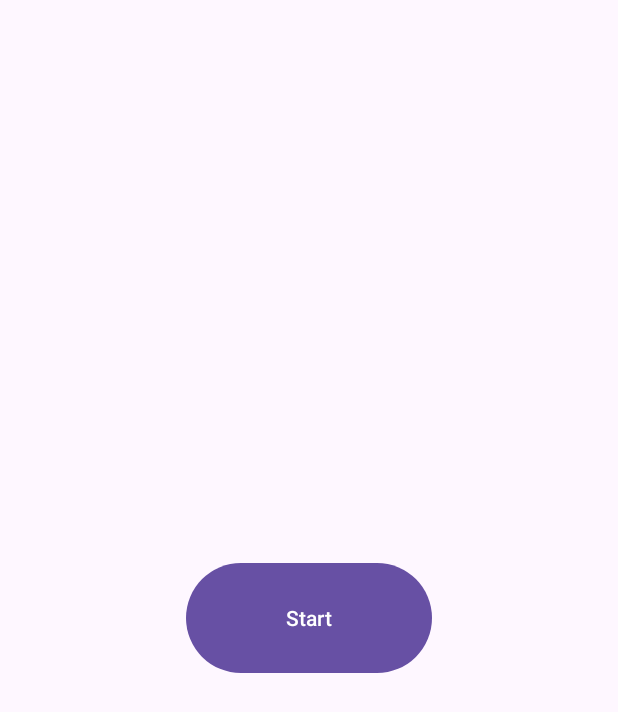
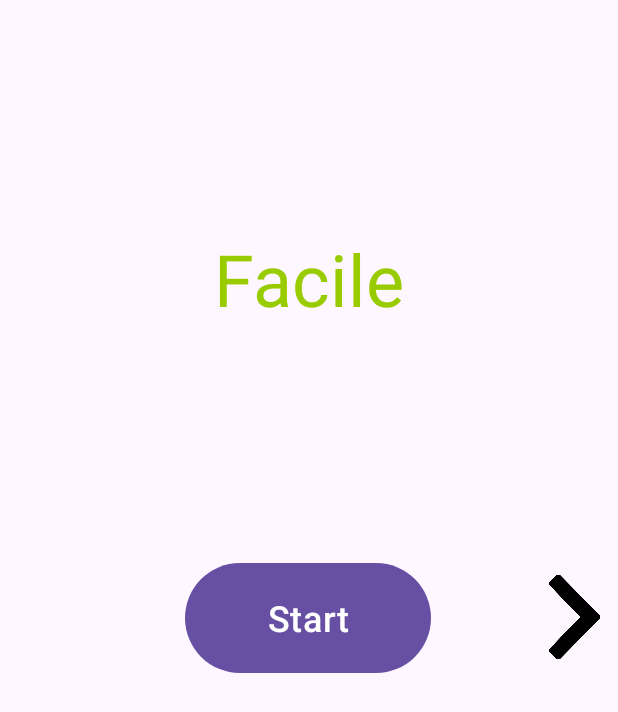
Before and after one commit to Ethan0Stevens/SnakeGame, an Android app: the screen it shows after launch (MainActivity), on a phone screen of 412 x 824 dp. Shown: the top 712 px of the screen. Run offline under Robolectric (Android 15) with nearby library versions, the phone set to English and light mode, and no system bars.

Commit message:
Ajout d'un viewPager pour une selection de difficulté

```diff
--- /dev/null
+++ b/app/src/main/java/com/example/snakegame/CustomPagerAdapter.java
@@ -0,0 +1,46 @@
+package com.example.snakegame;
+
+import android.content.Context;
+import android.view.LayoutInflater;
+import android.view.View;
+import android.view.ViewGroup;
+
+import androidx.viewpager.widget.PagerAdapter;
+
+public class CustomPagerAdapter extends PagerAdapter {
+    private Context mContext;
+
+    public CustomPagerAdapter(Context context) {
+        mContext = context;
+    }
+
+    @Override
+    public Object instantiateItem(ViewGroup collection, int position) {
+        ModelObject modelObject = ModelObject.values()[position];
+        LayoutInflater inflater = LayoutInflater.from(mContext);
+        ViewGroup layout = (ViewGroup) inflater.inflate(modelObject.getLayoutResId(), collection, false);
+        collection.addView(layout);
+        return layout;
+    }
+
+    @Override
+    public void destroyItem(ViewGroup collection, int position, Object view) {
+        collection.removeView((View) view);
+    }
+
+    @Override
+    public int getCount() {
+        return ModelObject.values().length;
+    }
+
+    @Override
+    public boolean isViewFromObject(View view, Object object) {
+        return view == object;
+    }
+
+    @Override
+    public CharSequence getPageTitle(int position) {
+        ModelObject customPagerEnum = ModelObject.values()[position];
+        return mContext.getString(customPagerEnum.getTitleResId());
+    }
+}
--- a/app/src/main/java/com/example/snakegame/MainActivity.java
+++ b/app/src/main/java/com/example/snakegame/MainActivity.java
@@ -1,7 +1,9 @@
 package com.example.snakegame;
 
 import androidx.appcompat.app.AppCompatActivity;
+import androidx.viewpager.widget.ViewPager;
 
+import android.app.Activity;
 import android.content.Intent;
 import android.os.Bundle;
 import android.view.View;
@@ -12,6 +14,9 @@ public class MainActivity extends AppCompatActivity {
     protected void onCreate(Bundle savedInstanceState) {
         super.onCreate(savedInstanceState);
         setContentView(R.layout.activity_main);
+
+        ViewPager viewPager = (ViewPager) findViewById(R.id.viewpager);
+        viewPager.setAdapter(new CustomPagerAdapter(this));
     }
 
     public void startGame(View view) {
--- /dev/null
+++ b/app/src/main/java/com/example/snakegame/ModelObject.java
@@ -0,0 +1,25 @@
+package com.example.snakegame;
+
+public enum ModelObject {
+
+    EASY(R.string.red, R.layout.view_level_easy),
+    MEDIUM(R.string.blue, R.layout.view_level_medium),
+    HARD(R.string.green, R.layout.view_level_hard);
+
+    private int mTitleResId;
+    private int mLayoutResId;
+
+    ModelObject(int titleResId, int layoutResId) {
+        mTitleResId = titleResId;
+        mLayoutResId = layoutResId;
+    }
+
+    public int getTitleResId() {
+        return mTitleResId;
+    }
+
+    public int getLayoutResId() {
+        return mLayoutResId;
+    }
+
+}
--- a/app/src/main/java/com/example/snakegame/Snake.java
+++ b/app/src/main/java/com/example/snakegame/Snake.java
@@ -120,7 +120,7 @@ public class Snake {
     public void resetMove() {
         updateRotation();
         currentMove = "";
-        moveCouldown = 7 - (snakeBodies.size()-1) / 8;
+        moveCouldown = 7 - (snakeBodies.size()-1) / 6;
     }
 
     /**
--- a/app/src/main/res/layout/activity_main.xml
+++ b/app/src/main/res/layout/activity_main.xml
@@ -7,17 +7,9 @@
     android:layout_height="match_parent"
     tools:context=".MainActivity">
 
-
-    <Button
-        android:id="@+id/startButton"
-        android:layout_width="164dp"
-        android:layout_height="81dp"
-        android:text="@string/startBtn"
-        android:onClick="startGame"
-        app:layout_constraintBottom_toBottomOf="parent"
-        app:layout_constraintEnd_toEndOf="parent"
-        app:layout_constraintStart_toStartOf="parent"
-        app:layout_constraintTop_toTopOf="parent"
-        tools:textSize="24sp" />
+    <androidx.viewpager.widget.ViewPager
+        android:id="@+id/viewpager"
+        android:layout_width="match_parent"
+        android:layout_height="match_parent"/>
 
 </androidx.constraintlayout.widget.ConstraintLayout>
--- /dev/null
+++ b/app/src/main/res/layout/view_level_easy.xml
@@ -0,0 +1,46 @@
+<?xml version="1.0" encoding="utf-8"?>
+<androidx.constraintlayout.widget.ConstraintLayout
+    xmlns:android="http://schemas.android.com/apk/res/android"
+    xmlns:app="http://schemas.android.com/apk/res-auto"
+    xmlns:tools="http://schemas.android.com/tools"
+    android:layout_width="match_parent"
+    android:layout_height="match_parent">
+
+    <Button
+        android:id="@+id/startEasyBtn"
+        android:layout_width="164dp"
+        android:layout_height="81dp"
+        android:onClick="startGame"
+        android:text="@string/startBtn"
+        android:textSize="24sp"
+        app:layout_constraintBottom_toBottomOf="parent"
+        app:layout_constraintEnd_toEndOf="parent"
+        app:layout_constraintHorizontal_bias="0.497"
+        app:layout_constraintStart_toStartOf="parent"
+        app:layout_constraintTop_toTopOf="parent"
+        tools:textSize="24sp" />
+
+    <ImageView
+        android:layout_width="61dp"
+        android:layout_height="92dp"
+        app:layout_constraintBottom_toBottomOf="parent"
+        app:layout_constraintEnd_toEndOf="parent"
+        app:layout_constraintHorizontal_bias="1.0"
+        app:layout_constraintStart_toEndOf="@+id/startEasyBtn"
+        app:layout_constraintTop_toTopOf="parent"
+        app:layout_constraintVertical_bias="0.499"
+        app:srcCompat="@drawable/arrow" />
+
+    <TextView
+        android:id="@+id/easyText"
+        android:layout_width="wrap_content"
+        android:layout_height="wrap_content"
+        android:text="Facile"
+        android:textColor="@android:color/holo_green_light"
+        android:textSize="48sp"
+        app:layout_constraintBottom_toTopOf="@+id/startEasyBtn"
+        app:layout_constraintEnd_toEndOf="parent"
+        app:layout_constraintStart_toStartOf="parent"
+        app:layout_constraintTop_toTopOf="parent" />
+
+</androidx.constraintlayout.widget.ConstraintLayout>
--- a/app/src/main/res/values/colors.xml
+++ b/app/src/main/res/values/colors.xml
@@ -1,5 +1,6 @@
 <?xml version="1.0" encoding="utf-8"?>
 <resources>
     <color name="black">#FF000000</color>
+    <color name="black_transparent">#80000000</color>
     <color name="white">#FFFFFFFF</color>
 </resources>
--- a/app/src/main/res/values/strings.xml
+++ b/app/src/main/res/values/strings.xml
@@ -1,4 +1,8 @@
 <resources>
     <string name="app_name">SnakeGame</string>
     <string name="startBtn">Start</string>
+    <string name="text_0">0</string>
+    <string name="red">red</string>
+    <string name="blue">blue</string>
+    <string name="green">green</string>
 </resources>
```
Also changed, not shown: app/src/main/java/com/example/snakegame/GameActivity.java (+21 -4 lines), app/src/main/res/layout/activity_game.xml (+52 -6 lines), app/src/main/res/layout/view_level_hard.xml (added, +47 -0 lines), app/src/main/res/layout/view_level_medium.xml (added, +58 -0 lines), app/src/main/res/drawable/arrow.png (added).
